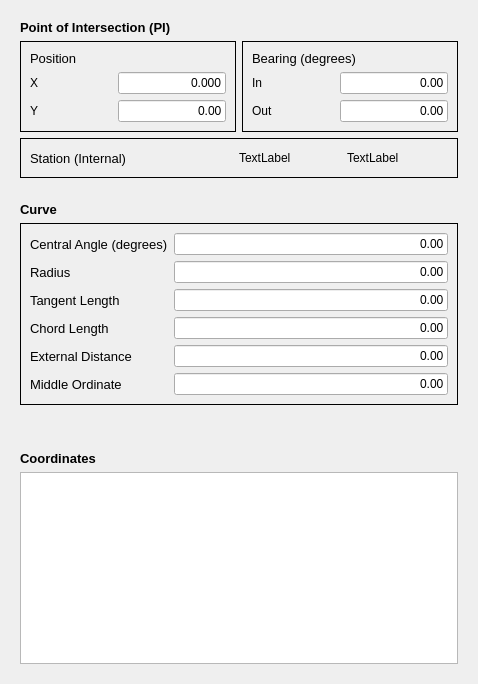
Before: the Qt Designer form freecad/trails/resources/ui/edit_alignment_task.ui in joelgraff/freecad.trails, drawn with Qt 5.
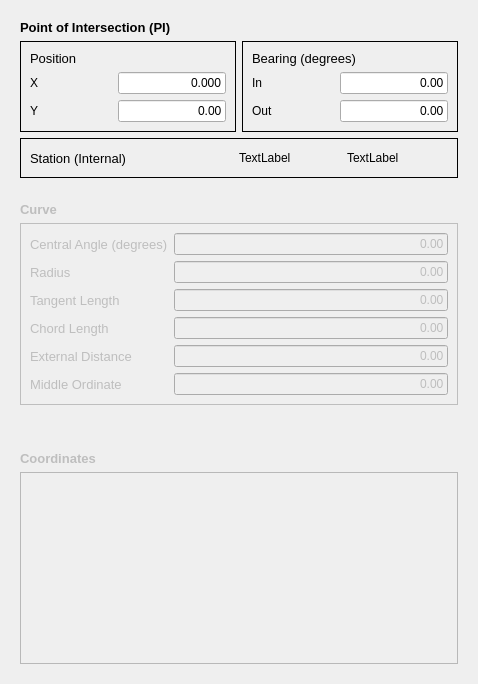
After: the same form once the commit is applied.

Patch:
```diff
--- a/freecad/trails/resources/ui/edit_alignment_task.ui
+++ b/freecad/trails/resources/ui/edit_alignment_task.ui
@@ -313,6 +313,9 @@
    </item>
    <item>
     <widget class="QWidget" name="one_ctr_curve_widget" native="true">
+     <property name="enabled">
+      <bool>false</bool>
+     </property>
      <property name="sizePolicy">
       <sizepolicy hsizetype="MinimumExpanding" vsizetype="MinimumExpanding">
        <horstretch>0</horstretch>
```
Left out of the diff: 3 changed lines with no effect on the pictures.
